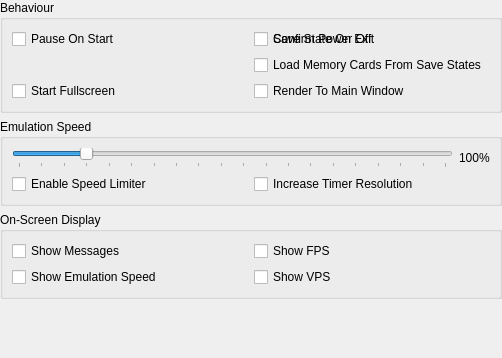
First picture: the form in src/duckstation-qt/generalsettingswidget.ui, repository kofxi3584karlayang/duckstation, before the edit.
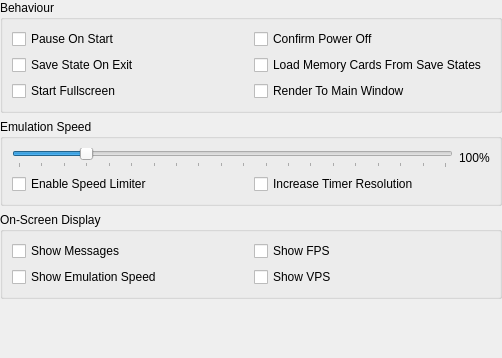
Second picture: the form after the edit.

Commit message: Qt: Fix overlapping options in general settings

```diff
--- a/src/duckstation-qt/generalsettingswidget.ui
+++ b/src/duckstation-qt/generalsettingswidget.ui
@@ -46,7 +46,7 @@
         </property>
        </widget>
       </item>
-      <item row="0" column="1">
+      <item row="1" column="0">
        <widget class="QCheckBox" name="saveStateOnExit">
         <property name="text">
          <string>Save State On Exit</string>
```
